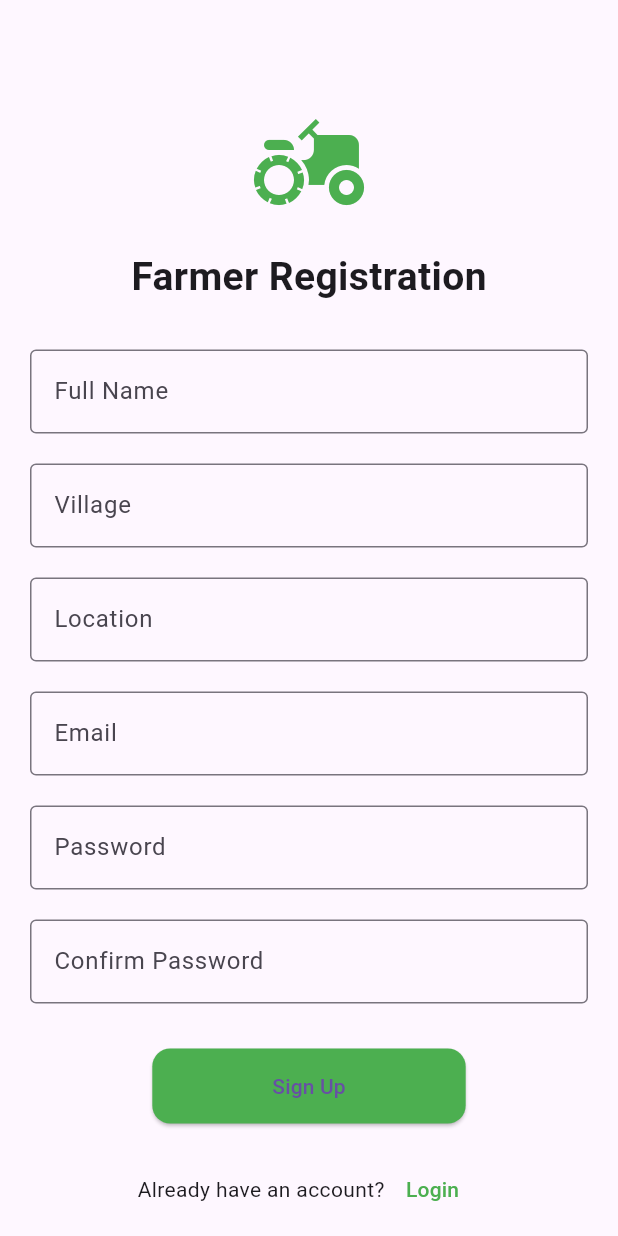
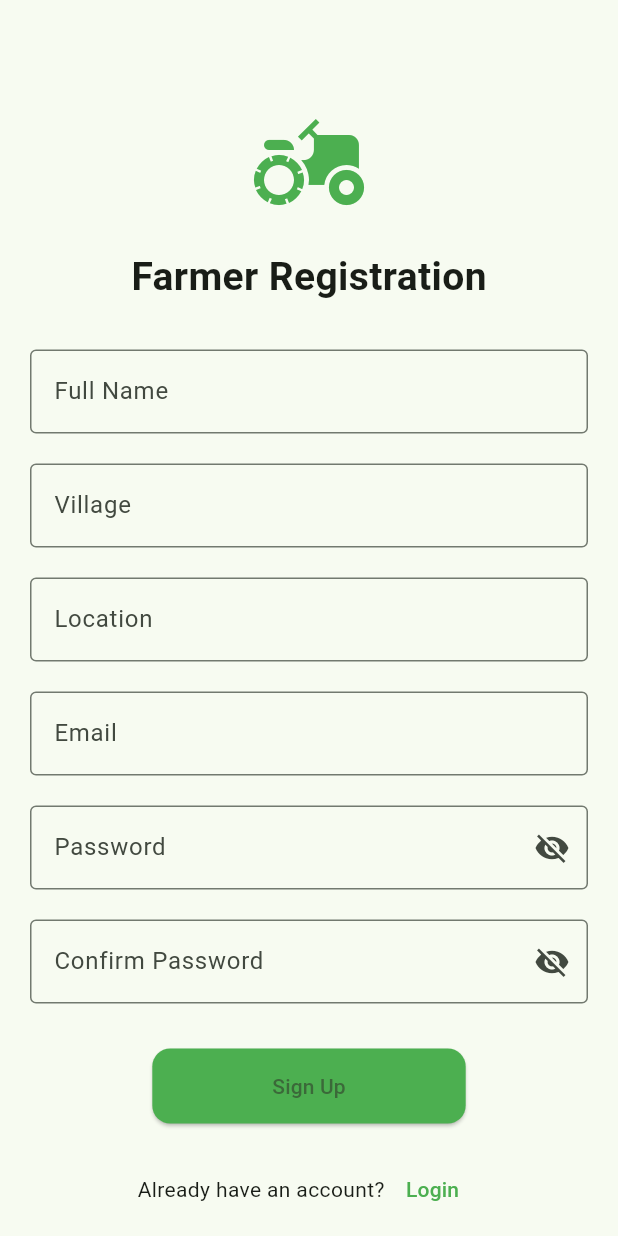
Before and after one commit to PrithviRajPatel/Farm_Fiow-agrimates-, a Flutter app: the SignUpPage screen opened directly, on a phone screen of 412 x 824 dp. Run offline on Flutter 3.47's test engine with Material 3 defaults, Android fonts, the phone set to English and light mode, and no system bars; our stand-ins replace cloud_firestore, firebase_auth, firebase_core, geolocator, google_sign_in, shared_preferences; accounts and stored records are empty; network calls fail.

Commit message:
Farm FLow

```diff
--- a/lib/main.dart
+++ b/lib/main.dart
@@ -45,7 +45,10 @@ class MyApp extends StatelessWidget {
     return MaterialApp(
       title: "Farm Flow",
       debugShowCheckedModeBanner: false,
-      theme: ThemeData(primarySwatch: Colors.green),
+      theme: ThemeData(
+        useMaterial3: true, // ✅ Modern Material 3
+        colorScheme: ColorScheme.fromSeed(seedColor: Colors.green),
+      ),
       home: StreamBuilder<User?>(
         stream: FirebaseAuth.instance.authStateChanges(),
         builder: (context, snapshot) {
--- a/lib/sign_up.dart
+++ b/lib/sign_up.dart
@@ -10,15 +10,18 @@ class SignUpPage extends StatefulWidget {
 }
 
 class _SignUpPageState extends State<SignUpPage> {
+  final _formKey = GlobalKey<FormState>();
+
   final TextEditingController nameController = TextEditingController();
   final TextEditingController villageController = TextEditingController();
   final TextEditingController locationController = TextEditingController();
   final TextEditingController emailController = TextEditingController();
   final TextEditingController passwordController = TextEditingController();
-  final TextEditingController confirmPasswordController =
-  TextEditingController();
+  final TextEditingController confirmPasswordController = TextEditingController();
 
   bool _loading = false;
+  bool _obscurePassword = true;
+  bool _obscureConfirmPassword = true;
 
   void _showError(String message) {
     ScaffoldMessenger.of(context).showSnackBar(
@@ -26,28 +29,19 @@ class _SignUpPageState extends State<SignUpPage> {
     );
   }
 
+  bool _isValidEmail(String email) {
+    final regex = RegExp(r'^[\w-\.]+@([\w-]+\.)+[\w-]{2,4}$');
+    return regex.hasMatch(email);
+  }
+
   Future<void> _signUp() async {
+    if (!_formKey.currentState!.validate()) return;
+
     final name = nameController.text.trim();
     final village = villageController.text.trim();
     final location = locationController.text.trim();
     final email = emailController.text.trim();
     final password = passwordController.text.trim();
-    final confirmPassword = confirmPasswordController.text.trim();
-
-    if (name.isEmpty ||
-        village.isEmpty ||
-        location.isEmpty ||
-        email.isEmpty ||
-        password.isEmpty ||
-        confirmPassword.isEmpty) {
-      _showError("All fields are required.");
-      return;
-    }
-
-    if (password != confirmPassword) {
-      _showError("Passwords do not match.");
-      return;
-    }
 
     try {
       setState(() => _loading = true);
@@ -72,7 +66,18 @@ class _SignUpPageState extends State<SignUpPage> {
       });
 
       if (context.mounted) {
+        ScaffoldMessenger.of(context).showSnackBar(
+          const SnackBar(content: Text("✅ Account created successfully!")),
+        );
         Navigator.pushReplacementNamed(context, "/welcome");
+      }
+    } on FirebaseAuthException catch (e) {
+      if (e.code == 'weak-password') {
+        _showError("Password is too weak.");
+      } else if (e.code == 'email-already-in-use') {
+        _showError("Email is already registered.");
+      } else {
+        _showError("Error: ${e.message}");
       }
     } catch (e) {
       _showError("Sign up failed: $e");
@@ -86,6 +91,8 @@ class _SignUpPageState extends State<SignUpPage> {
     return Scaffold(
       body: SingleChildScrollView(
         padding: const EdgeInsets.all(20),
+        child: Form(
+          key: _formKey,
           child: Column(
             mainAxisAlignment: MainAxisAlignment.center,
             children: [
@@ -99,64 +106,104 @@ class _SignUpPageState extends State<SignUpPage> {
               const SizedBox(height: 30),
 
               // ✅ Name
-            TextField(
+              TextFormField(
                 controller: nameController,
                 decoration: const InputDecoration(
                   labelText: "Full Name",
                   border: OutlineInputBorder(),
                 ),
+                validator: (value) =>
+                value!.isEmpty ? "Enter your full name" : null,
               ),
               const SizedBox(height: 20),
 
               // ✅ Village
-            TextField(
+              TextFormField(
                 controller: villageController,
                 decoration: const InputDecoration(
                   labelText: "Village",
                   border: OutlineInputBorder(),
                 ),
+                validator: (value) =>
+                value!.isEmpty ? "Enter your village" : null,
               ),
               const SizedBox(height: 20),
 
               // ✅ Location
-            TextField(
+              TextFormField(
                 controller: locationController,
                 decoration: const InputDecoration(
                   labelText: "Location",
                   border: OutlineInputBorder(),
                 ),
+                validator: (value) =>
+                value!.isEmpty ? "Enter your location" : null,
               ),
               const SizedBox(height: 20),
 
               // ✅ Email
-            TextField(
+              TextFormField(
                 controller: emailController,
                 decoration: const InputDecoration(
                   labelText: "Email",
                   border: OutlineInputBorder(),
                 ),
+                validator: (value) =>
+                !_isValidEmail(value!) ? "Enter a valid email" : null,
               ),
               const SizedBox(height: 20),
 
               // ✅ Password
-            TextField(
+              TextFormField(
                 controller: passwordController,
-              obscureText: true,
-              decoration: const InputDecoration(
+                obscureText: _obscurePassword,
+                decoration: InputDecoration(
                   labelText: "Password",
-                border: OutlineInputBorder(),
+                  border: const OutlineInputBorder(),
+                  suffixIcon: IconButton(
+                    icon: Icon(
+                      _obscurePassword
+                          ? Icons.visibility_off
+                          : Icons.visibility,
                     ),
+                    onPressed: () {
+                      setState(() {
+                        _obscurePassword = !_obscurePassword;
+                      });
+                    },
+                  ),
+                ),
+                validator: (value) {
+                  if (value!.length < 6) {
+                    return "Password must be at least 6 characters";
+                  }
+                  return null;
+                },
               ),
               const SizedBox(height: 20),
 
               // ✅ Confirm Password
-            TextField(
+              TextFormField(
                 controller: confirmPasswordController,
-              obscureText: true,
-              decoration: const InputDecoration(
+                obscureText: _obscureConfirmPassword,
+                decoration: InputDecoration(
                   labelText: "Confirm Password",
-                border: OutlineInputBorder(),
+                  border: const OutlineInputBorder(),
+                  suffixIcon: IconButton(
+                    icon: Icon(
+                      _obscureConfirmPassword
+                          ? Icons.visibility_off
+                          : Icons.visibility,
                     ),
+                    onPressed: () {
+                      setState(() {
+                        _obscureConfirmPassword = !_obscureConfirmPassword;
+                      });
+                    },
+                  ),
+                ),
+                validator: (value) =>
+                value != passwordController.text ? "Passwords do not match" : null,
               ),
               const SizedBox(height: 30),
 
@@ -196,6 +243,7 @@ class _SignUpPageState extends State<SignUpPage> {
             ],
           ),
         ),
+      ),
     );
   }
 }
```
Also changed, not shown: lib/Otplogin.dart (+29 -10 lines), lib/mandi_page.dart (+112 -49 lines), pubspec.yaml (+19 -5 lines), assets/Icon/Market.png (added), assets/Icon/Soil.png (added), assets/Icon/logo.png (added), assets/Icon/weather.png (added), pubspec.lock. Lines whose indentation alone changed are shown as unchanged.
